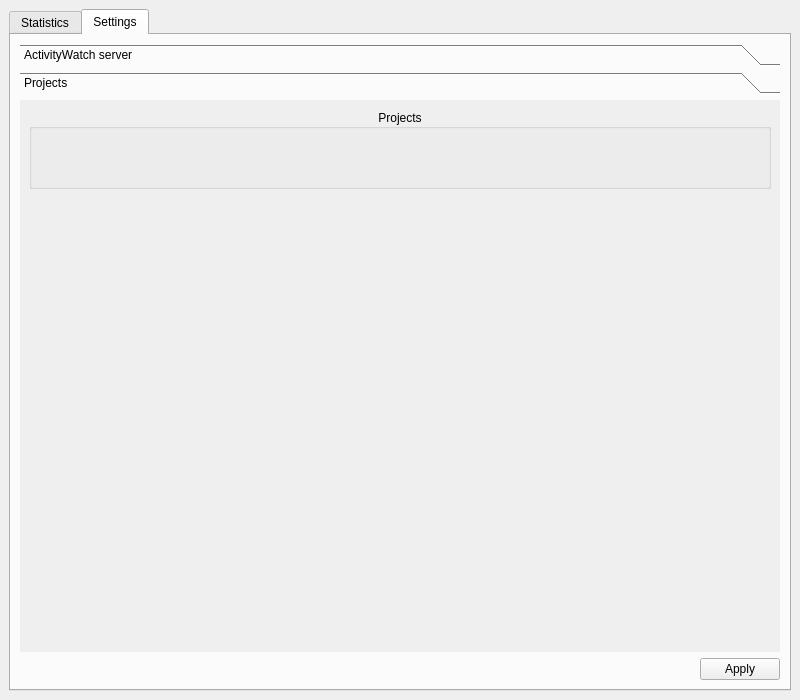
Qt form spytrack/gui/ui/main.ui (2e3s/spytrack) before a commit.
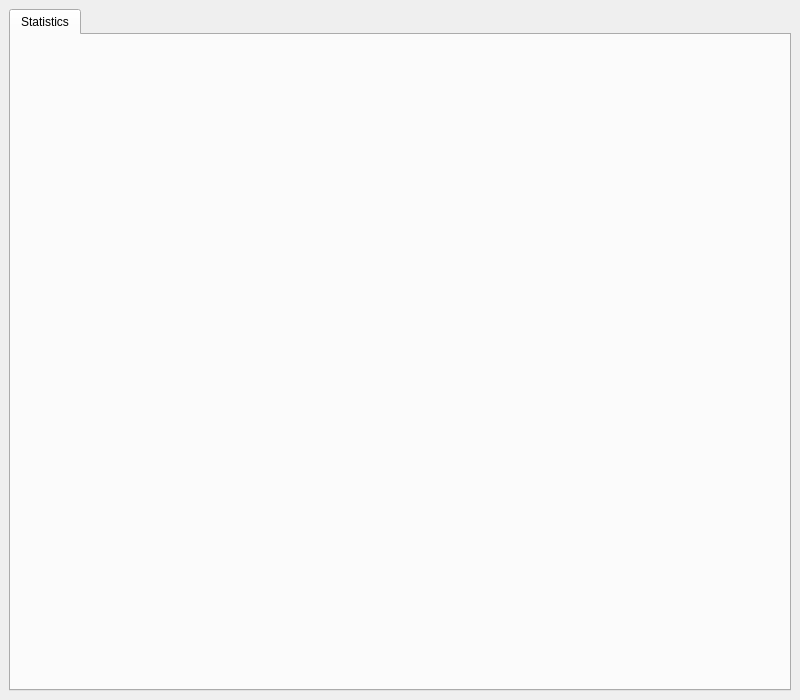
The same form after that commit. The open tabs and pages were chosen to show the change.

Commit message:
Separate settings window (#2)
* Move settings from tab to window

* Make config immutable

* Make settings changeable

* Make a separate button for new projects

* Activate project widget on add

* Change project name of projects stacks

* Fix mypy typing

* Remove outdated todos

```diff
--- a/spytrack/gui/ui/main.ui
+++ b/spytrack/gui/ui/main.ui
@@ -62,240 +62,6 @@
        </attribute>
        <layout class="QVBoxLayout" name="verticalLayout_5"/>
       </widget>
-      <widget class="QWidget" name="tabSettings">
-       <attribute name="title">
-        <string>Settings</string>
-       </attribute>
-       <layout class="QVBoxLayout" name="verticalLayout_4">
-        <item>
-         <widget class="QToolBox" name="settingsToolBox">
-          <property name="currentIndex">
-           <number>0</number>
-          </property>
-          <widget class="QWidget" name="serverSettingLayout">
-           <property name="geometry">
-            <rect>
-             <x>0</x>
-             <y>0</y>
-             <width>768</width>
-             <height>535</height>
-            </rect>
-           </property>
-           <attribute name="label">
-            <string>ActivityWatch server</string>
-           </attribute>
-           <layout class="QFormLayout" name="formLayout_2">
-            <item row="4" column="0">
-             <widget class="QLabel" name="portLabel">
-              <property name="text">
-               <string>Port</string>
-              </property>
-             </widget>
-            </item>
-            <item row="4" column="1">
-             <widget class="QSpinBox" name="portBox">
-              <property name="maximum">
-               <number>65535</number>
-              </property>
-             </widget>
-            </item>
-            <item row="5" column="0">
-             <widget class="QLabel" name="intervalLabel">
-              <property name="text">
-               <string>Interval</string>
-              </property>
-              <property name="textFormat">
-               <enum>Qt::PlainText</enum>
-              </property>
-             </widget>
-            </item>
-            <item row="5" column="1">
-             <layout class="QHBoxLayout" name="horizontalLayout_2">
-              <item>
-               <widget class="QSpinBox" name="intervalBox">
-                <property name="buttonSymbols">
-                 <enum>QAbstractSpinBox::UpDownArrows</enum>
-                </property>
-                <property name="accelerated">
-                 <bool>false</bool>
-                </property>
-                <property name="maximum">
-                 <number>10000</number>
-                </property>
-               </widget>
-              </item>
-              <item>
-               <widget class="QLabel" name="label">
-                <property name="text">
-                 <string>seconds</string>
-                </property>
-               </widget>
-              </item>
-             </layout>
-            </item>
-            <item row="2" column="1">
-             <widget class="QCheckBox" name="isLocalServerBox">
-              <property name="text">
-               <string>Run local server</string>
-              </property>
-              <property name="checkable">
-               <bool>true</bool>
-              </property>
-              <property name="checked">
-               <bool>false</bool>
-              </property>
-             </widget>
-            </item>
-            <item row="3" column="0">
-             <widget class="QLabel" name="hostLabel">
-              <property name="text">
-               <string>Host</string>
-              </property>
-             </widget>
-            </item>
-            <item row="3" column="1">
-             <widget class="QLineEdit" name="hostEdit">
-              <property name="placeholderText">
-               <string>http://localhost</string>
-              </property>
-             </widget>
-            </item>
-           </layout>
-          </widget>
-          <widget class="QWidget" name="projectsSettingsLayout">
-           <property name="geometry">
-            <rect>
-             <x>0</x>
-             <y>0</y>
-             <width>768</width>
-             <height>535</height>
-            </rect>
-           </property>
-           <attribute name="label">
-            <string>Projects</string>
-           </attribute>
-           <layout class="QVBoxLayout" name="verticalLayout_7">
-            <item>
-             <widget class="QScrollArea" name="scrollArea">
-              <property name="frameShape">
-               <enum>QFrame::NoFrame</enum>
-              </property>
-              <property name="frameShadow">
-               <enum>QFrame::Plain</enum>
-              </property>
-              <property name="lineWidth">
-               <number>0</number>
-              </property>
-              <property name="horizontalScrollBarPolicy">
-               <enum>Qt::ScrollBarAlwaysOff</enum>
-              </property>
-              <property name="sizeAdjustPolicy">
-               <enum>QAbstractScrollArea::AdjustIgnored</enum>
-              </property>
-              <property name="widgetResizable">
-               <bool>true</bool>
-              </property>
-              <widget class="QWidget" name="scrollAreaWidgetContents">
-               <property name="geometry">
-                <rect>
-                 <x>0</x>
-                 <y>0</y>
-                 <width>756</width>
-                 <height>523</height>
-                </rect>
-               </property>
-               <property name="sizePolicy">
-                <sizepolicy hsizetype="Preferred" vsizetype="MinimumExpanding">
-                 <horstretch>0</horstretch>
-                 <verstretch>0</verstretch>
-                </sizepolicy>
-               </property>
-               <layout class="QVBoxLayout" name="verticalLayout_6">
-                <property name="spacing">
-                 <number>0</number>
-                </property>
-                <property name="leftMargin">
-                 <number>0</number>
-                </property>
-                <property name="topMargin">
-                 <number>0</number>
-                </property>
-                <property name="rightMargin">
-                 <number>0</number>
-                </property>
-                <property name="bottomMargin">
-                 <number>0</number>
-                </property>
-                <item>
-                 <widget class="QGroupBox" name="projectsBox">
-                  <property name="sizePolicy">
-                   <sizepolicy hsizetype="Preferred" vsizetype="Maximum">
-                    <horstretch>0</horstretch>
-                    <verstretch>0</verstretch>
-                   </sizepolicy>
-                  </property>
-                  <property name="minimumSize">
-                   <size>
-                    <width>0</width>
-                    <height>80</height>
-                   </size>
-                  </property>
-                  <property name="title">
-                   <string>Projects</string>
-                  </property>
-                  <property name="alignment">
-                   <set>Qt::AlignCenter</set>
-                  </property>
-                  <layout class="QVBoxLayout" name="verticalLayout_3"/>
-                 </widget>
-                </item>
-                <item>
-                 <spacer name="verticalSpacer">
-                  <property name="orientation">
-                   <enum>Qt::Vertical</enum>
-                  </property>
-                  <property name="sizeHint" stdset="0">
-                   <size>
-                    <width>20</width>
-                    <height>40</height>
-                   </size>
-                  </property>
-                 </spacer>
-                </item>
-               </layout>
-              </widget>
-             </widget>
-            </item>
-           </layout>
-          </widget>
-         </widget>
-        </item>
-        <item>
-         <layout class="QHBoxLayout" name="horizontalLayout">
-          <item>
-           <spacer name="horizontalSpacer">
-            <property name="orientation">
-             <enum>Qt::Horizontal</enum>
-            </property>
-            <property name="sizeHint" stdset="0">
-             <size>
-              <width>40</width>
-              <height>20</height>
-             </size>
-            </property>
-           </spacer>
-          </item>
-          <item>
-           <widget class="QPushButton" name="applyButton">
-            <property name="text">
-             <string>Apply</string>
-            </property>
-           </widget>
-          </item>
-         </layout>
-        </item>
-       </layout>
-      </widget>
      </widget>
     </item>
    </layout>
```
The commit also changes 14 other files.
